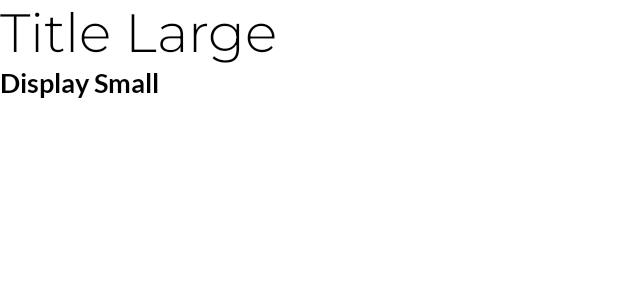
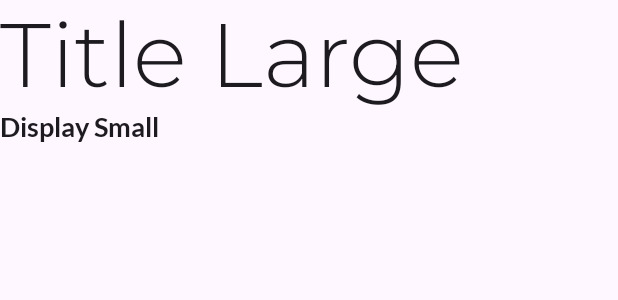
Before and after one commit to appsparkler/android-apps, an Android app built with Jetpack Compose: the @Preview function TypographyPreview, on a phone screen of 412 x 824 dp. Shown: the top 300 px of the screen. Run offline under Robolectric (Android 15) with nearby library versions, the phone set to English and light mode, and no system bars.

Commit message:
feat: setup montserrat font

```diff
--- a/app/src/main/java/com/example/apps/ui/theme/Type.kt
+++ b/app/src/main/java/com/example/apps/ui/theme/Type.kt
@@ -1,9 +1,10 @@
 package com.example.apps.ui.theme
 
 import androidx.compose.foundation.layout.Column
-import androidx.compose.material3.Text
-import androidx.compose.material3.Typography
+import androidx.compose.foundation.layout.padding
+import androidx.compose.material3.*
 import androidx.compose.runtime.Composable
+import androidx.compose.ui.Modifier
 import androidx.compose.ui.text.TextStyle
 import androidx.compose.ui.text.font.Font
 import androidx.compose.ui.text.font.FontFamily
@@ -26,7 +27,7 @@ val Montserrat = FontFamily(
     Font(
         resId = R.font.montserrat_light,
         style = FontStyle.Normal,
-        weight = FontWeight.Normal
+        weight = FontWeight.Light
     )
 )
 
@@ -43,8 +44,8 @@ val Typography = Typography(
     ),
     titleLarge = TextStyle(
         fontFamily = Montserrat,
-        fontSize = 36.sp,
-        fontWeight = FontWeight.Normal
+        fontSize = 60.sp,
+        fontWeight = FontWeight.Light
     ),
     displaySmall = TextStyle(
         fontFamily = Lato,
@@ -69,11 +70,16 @@ val Typography = Typography(
     */
 )
 
+@OptIn(ExperimentalMaterial3Api::class)
 @Preview(
     showSystemUi = true
 )
 @Composable fun TypographyPreview() {
-    Column {
+    AppTheme() {
+        Scaffold {
+            Column(
+                modifier = Modifier.padding(it)
+            ) {
                 Text(
                     text = "Title Large",
                     style = Typography.titleLarge
@@ -84,3 +90,5 @@ val Typography = Typography(
                 )
             }
         }
+    }
+}
```
Lines whose indentation alone changed are shown as unchanged.
